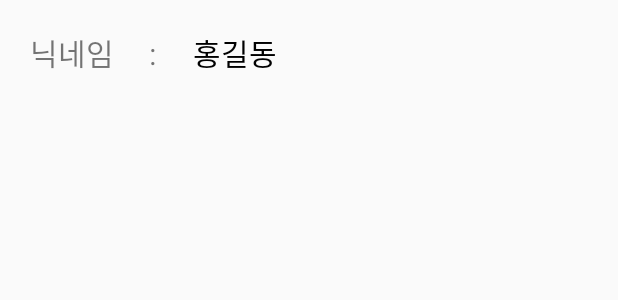
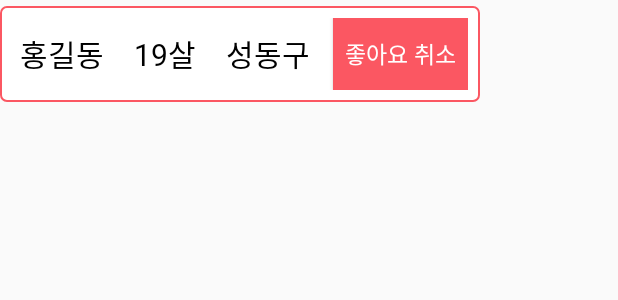
Before and after one commit to vaneseA/IWannaMeetSomeone, an Android app: the layout list_view_item.xml on its own in the app's theme, with its tools: preview values and no code run, on a phone screen of 412 x 824 dp. Shown: the top 300 px of the screen. Run offline under Robolectric (Android 15) with nearby library versions, the phone set to English and light mode, and no system bars.

Commit message:
마이페이지 리스트뷰 xml 수정

```diff
--- a/app/src/main/java/com/example/iwannameetsomeone/Adapter/ListViewAdapter.kt
+++ b/app/src/main/java/com/example/iwannameetsomeone/Adapter/ListViewAdapter.kt
@@ -31,7 +31,10 @@ class ListViewAdapter(val context : Context, val items : MutableList<UserDataMod
         }
 
         val nickname = convertView!!.findViewById<TextView>(R.id.listViewItemNickname)
+        val location = convertView!!.findViewById<TextView>(R.id.listViewItemLocation)
         nickname.text = items[position].nickname
+        location.text = items[position].location
+
 
         return convertView!!
     }
--- a/app/src/main/res/layout/list_view_item.xml
+++ b/app/src/main/res/layout/list_view_item.xml
@@ -2,19 +2,59 @@
 <LinearLayout xmlns:android="http://schemas.android.com/apk/res/android"
     android:layout_width="match_parent"
     android:layout_height="match_parent">
-    <TextView
-        android:text="닉네임     : "
-        android:textSize="20sp"
-        android:layout_margin="20dp"
+
+    <LinearLayout
         android:layout_width="wrap_content"
-        android:layout_height="wrap_content"/>
+        android:layout_height="wrap_content"
+        android:layout_marginTop="4dp"
+        android:gravity="center"
+        android:background="@drawable/bg_edit_text_basic"
+        android:padding="8dp">
 
-    <TextView
-        android:id="@+id/listViewItemNickname"
-        android:text="홍길동"
-        android:textColor="@color/black"
-        android:textSize="20sp"
-        android:layout_marginTop="20dp"
+        <TextView
+            android:id="@+id/listViewItemNickname"
+            android:layout_width="wrap_content"
+            android:layout_height="wrap_content"
+            android:layout_marginStart="5dp"
+            android:fontFamily="@font/jalnanche"
+            android:text="홍길동"
+            android:textColor="@color/black"
+            android:textSize="20sp" />
+
+        <TextView
+            android:id="@+id/listViewItemAge"
+            android:layout_width="wrap_content"
+            android:layout_height="wrap_content"
+            android:layout_marginStart="20dp"
+            android:fontFamily="@font/jalnanche"
+            android:text="19살"
+            android:textColor="@color/black"
+            android:textSize="20sp" />
+
+
+        <TextView
+            android:id="@+id/listViewItemLocation"
+            android:layout_width="wrap_content"
+            android:layout_height="wrap_content"
+            android:layout_marginStart="20dp"
+
+            android:layout_marginEnd="5dp"
+            android:fontFamily="@font/jalnanche"
+            android:text="성동구"
+            android:textColor="@color/black"
+            android:textSize="20sp" />
+
+
+    <Button
+        android:layout_marginStart="10dp"
         android:layout_width="wrap_content"
-        android:layout_height="wrap_content"/>
+        android:layout_height="wrap_content"
+        android:background="@color/maincolor"
+        android:fontFamily="@font/jalnanche"
+        android:textSize="15dp"
+        android:padding="8dp"
+        android:text="좋아요 취소"
+        android:textColor="@color/white" />
+
+    </LinearLayout>
 </LinearLayout>
```
Also changed, not shown: app/src/main/java/com/example/iwannameetsomeone/settings/MyPageActivity.kt (+54 -55 lines).
